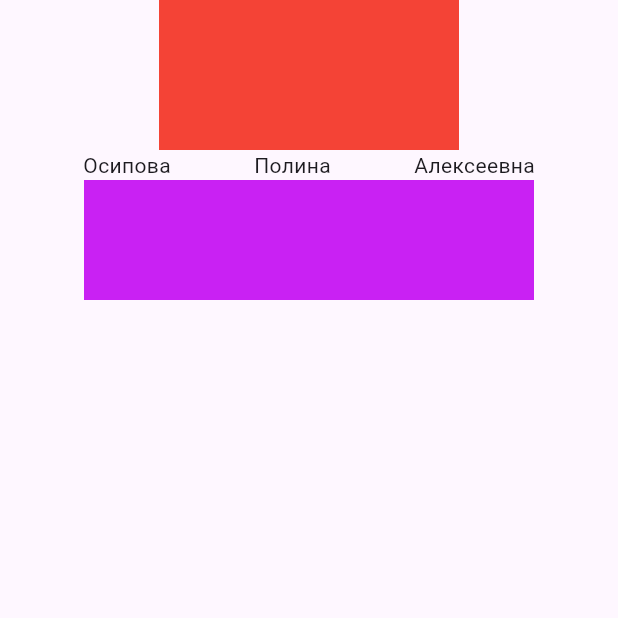
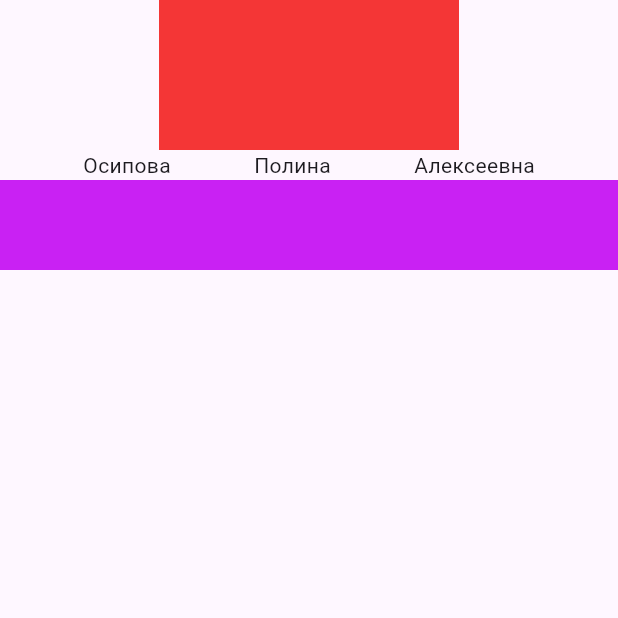
Before and after one commit to polinaosipova3012-eng/lab1, a Flutter app: the screen it shows after launch, on a phone screen of 412 x 824 dp, the top half of it. Run offline on Flutter 3.47's test engine with Material 3 defaults, Android fonts, the phone set to English and light mode, and no system bars.

Commit message:
feat: feat add basic layout

```diff
--- a/flutter_application_1/lib/main.dart
+++ b/flutter_application_1/lib/main.dart
@@ -33,7 +33,7 @@ class MyHomePage extends StatelessWidget {
           Container(
             width: 200, // Задаём ширину
             height: 100, // Задаём высоту
-            color: Colors.red, // Задаём цвет фона
+            color: const Color.fromARGB(255, 244, 54, 54), // Задаём цвет фона
           ),
 
           // Row с тремя текстовыми элементами
@@ -50,8 +50,8 @@ class MyHomePage extends StatelessWidget {
 
           // Второй Container — ещё один с другими параметрами
           Container(
-            width: 300, // ширина
-            height: 80,  //высота
+            width: 900, // ширина
+            height: 60,  //высота
             color: const Color.fromARGB(255, 201, 33, 243), // Другой цвет
           ),
         ],
```
